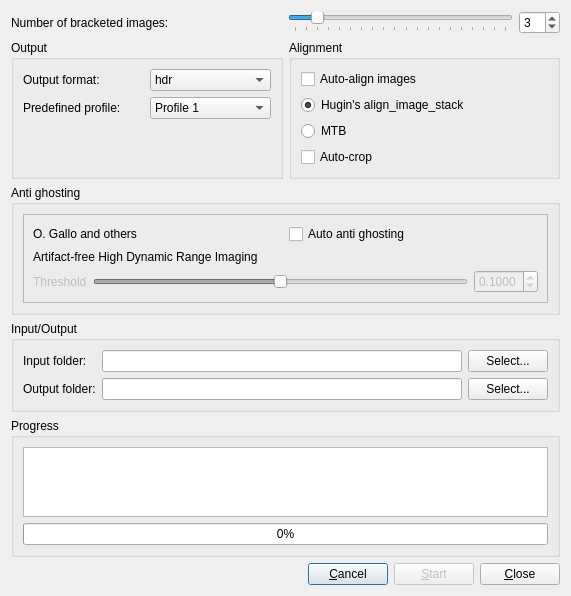
LuminanceHDR/LuminanceHDR, file src/BatchHDR/BatchHDRDialog.ui: the form before one commit.
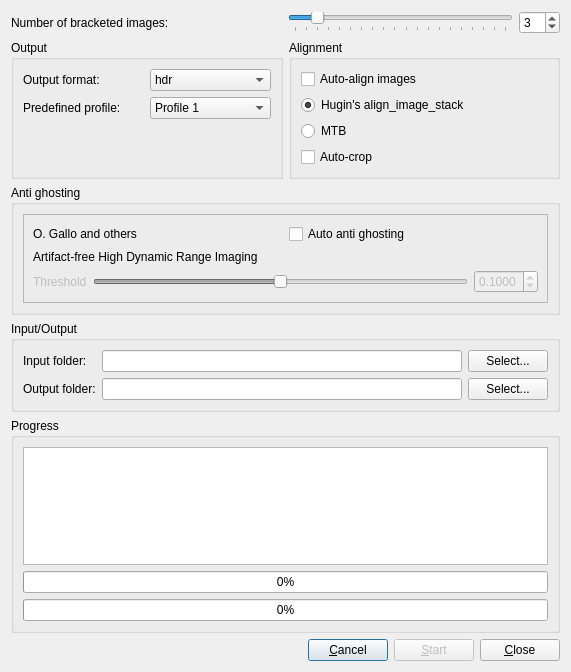
The form after the commit. Icons and pictures are not drawn.

Commit message: [BatchHDR]: Use QFuture to not freeze the GUI, abort is possible now [HdrWizard]: Abort aligning and auto ag

Diff of the .ui file:
```diff
--- a/src/BatchHDR/BatchHDRDialog.ui
+++ b/src/BatchHDR/BatchHDRDialog.ui
@@ -7,7 +7,7 @@
     <x>0</x>
     <y>0</y>
     <width>571</width>
-    <height>583</height>
+    <height>672</height>
    </rect>
   </property>
   <property name="windowTitle">
@@ -285,6 +285,13 @@
         </property>
        </widget>
       </item>
+      <item>
+       <widget class="QProgressBar" name="progressBar_2">
+        <property name="value">
+         <number>0</number>
+        </property>
+       </widget>
+      </item>
       <item>
        <widget class="QProgressBar" name="progressBar">
         <property name="value">
```
Left out of the diff: 8 changed lines with no effect on the pictures. The commit also changes 8 other files.
